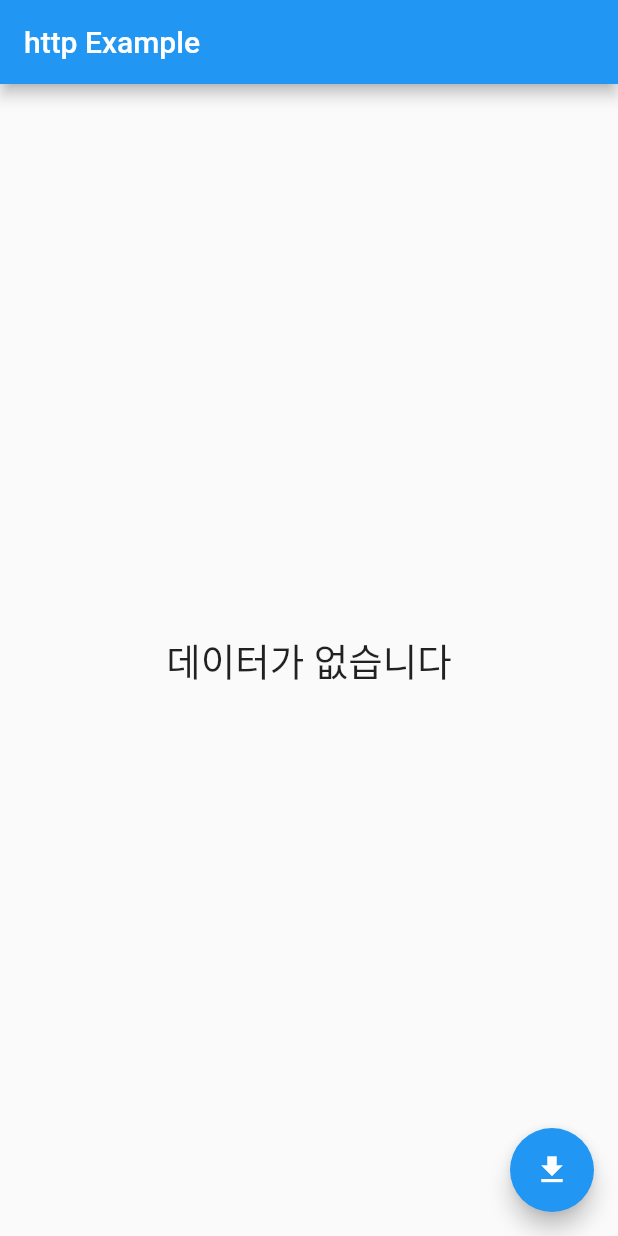
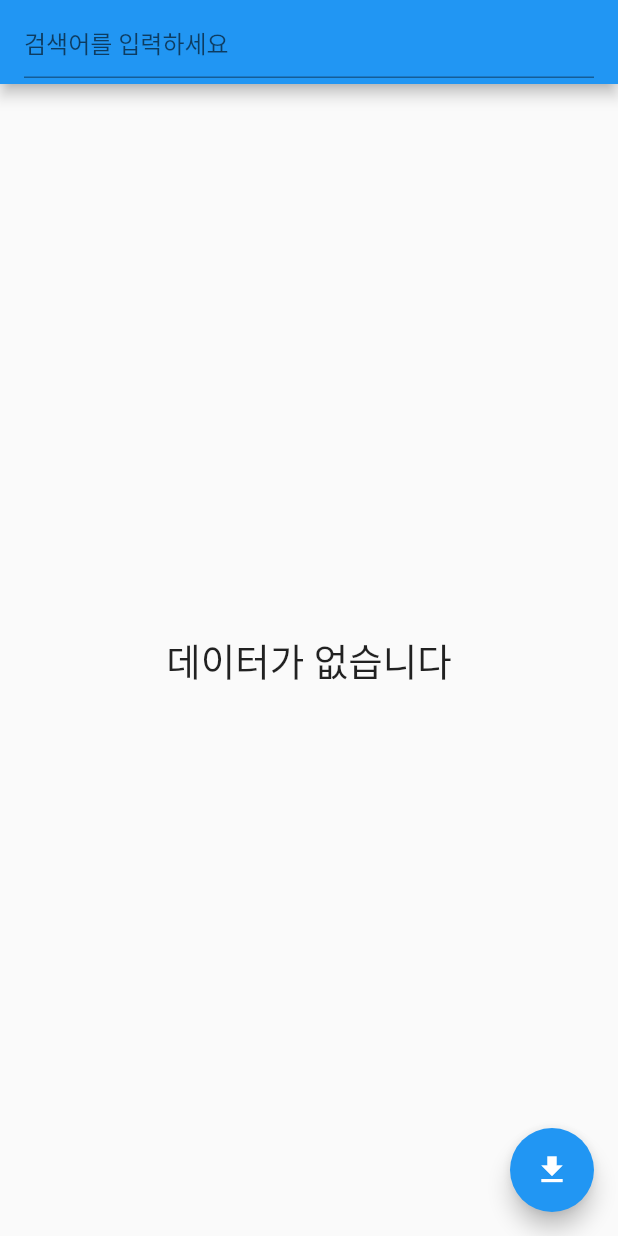
Before and after one commit to happy-sonday/flutter-begin, a Flutter app: the screen it shows after launch, after a tap on the "file download" icon, on a phone screen of 412 x 824 dp. Run offline on Flutter 3.47's test engine with Material 2 defaults, Android fonts, the light colour scheme and no system bars; our stand-ins replace carousel_slider, flutter_dotenv, flutter_linkify, flutter_svg, font_awesome_flutter; network calls fail.

Commit message:
도서 검색 기능 추가

```diff
--- a/flutter_do_kakao_book/lib/main.dart
+++ b/flutter_do_kakao_book/lib/main.dart
@@ -1,3 +1,4 @@
+import 'package:flutter/services.dart';
 import 'package:flutter_dotenv/flutter_dotenv.dart';
 import 'package:flutter/material.dart';
 import 'package:http/http.dart' as http;
@@ -36,28 +37,49 @@ class MyHomePage extends StatefulWidget {
 class _MyHomePageState extends State<MyHomePage> {
   String result = '';
   List? data;
+  TextEditingController? _editingController;
+  ScrollController? _scrollController;
+  int page = 1;
+
   @override
   void initState() {
     // TODO: implement initState
     super.initState();
     data = new List.empty(growable: true);
+    _editingController = new TextEditingController();
+    _scrollController = new ScrollController();
+
+    _scrollController!.addListener(() {
+      if (_scrollController!.offset >=
+              _scrollController!.position.maxScrollExtent &&
+          !_scrollController!.position.outOfRange) {
+        print("bottom");
+        page++;
+        getJSONData();
+      }
+    });
   }
 
   @override
   Widget build(BuildContext context) {
     return Scaffold(
       appBar: AppBar(
-        title: const Text('http Example'),
+        title: TextField(
+          controller: _editingController,
+          style: TextStyle(color: Colors.white),
+          keyboardType: TextInputType.text,
+          decoration: InputDecoration(hintText: "검색어를 입력하세요"),
         ),
-      body: Container(
-          child: Center(
+      ),
+      body: Center(
           child: data!.length == 0
               ? const Text(
                   "데이터가 없습니다",
                   style: TextStyle(fontSize: 25),
                   textAlign: TextAlign.center,
                 )
-                  : ListView.builder(itemBuilder: (context, index) {
+              : ListView.builder(
+                  itemBuilder: (context, index) {
                     return Card(
                       child: Container(
                         child: Row(
@@ -88,7 +110,9 @@ class _MyHomePageState extends State<MyHomePage> {
                         ),
                       ),
                     );
-                    }))),
+                  },
+                  controller: _scrollController,
+                  itemCount: data!.length)),
       floatingActionButton: FloatingActionButton(
         onPressed: () async {
           //var url = 'http://www.google.com';
@@ -96,7 +120,8 @@ class _MyHomePageState extends State<MyHomePage> {
           // setState(() {
           //   result = response.body;
           // });
-
+          page = 1;
+          data!.clear();
           getJSONData();
         },
         child: const Icon(Icons.file_download),
@@ -105,7 +130,8 @@ class _MyHomePageState extends State<MyHomePage> {
   }
 
   Future<String> getJSONData() async {
-    var url = 'https://dapi.kakao.com/v3/search/book?target=title&query=doit';
+    var url =
+        'https://dapi.kakao.com/v3/search/book?target=title&page=$page&query=${_editingController!.value.text}';
 
     var response = await http.get(Uri.parse(url),
         headers: {"Authorization": "KakaoAK ${dotenv.env['kakaoAPI']}"});
```
Lines whose indentation alone changed are shown as unchanged.
